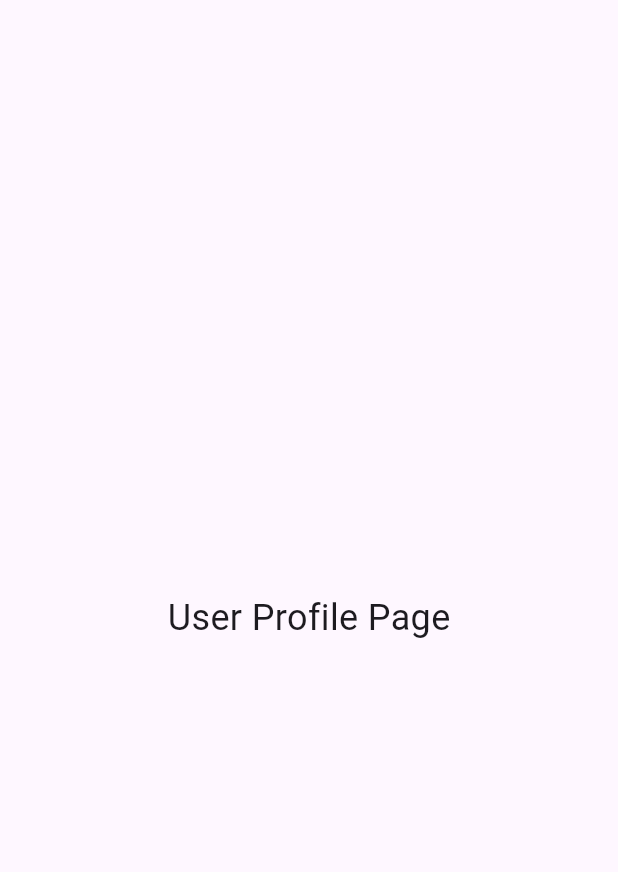
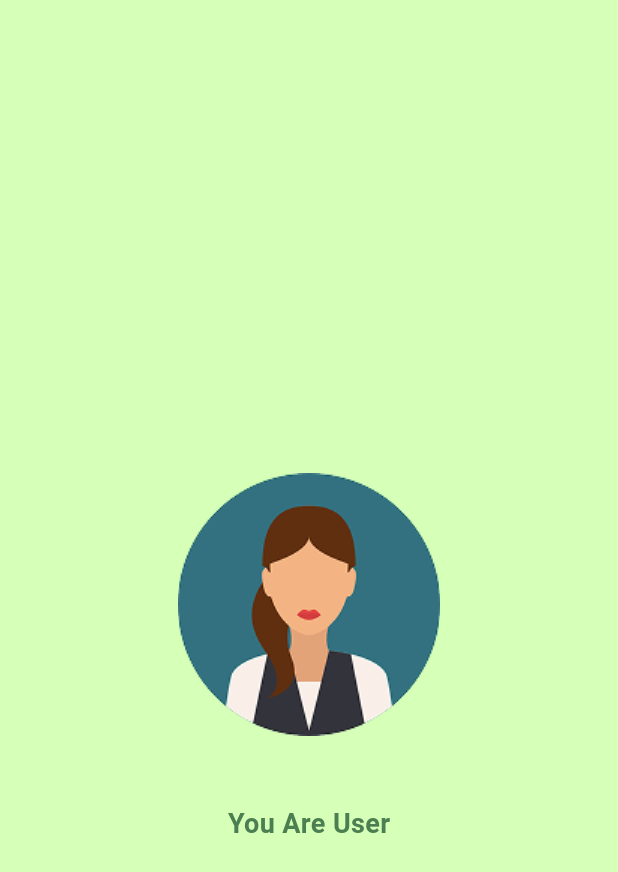
Before and after one commit to ignafransdstn/vreetory_app, a Flutter app: the UserProfilePage screen opened directly, on a phone screen of 412 x 824 dp. Shown: the top 872 px of the screen. Run offline on Flutter 3.47's test engine with Material 3 defaults, Android fonts, the phone set to English and light mode, and no system bars; our stand-ins replace cloud_firestore, firebase_auth, firebase_core, flutter_riverpod; accounts and stored records are empty.

Commit message:
commit: Update User Profile Page

```diff
--- a/lib/features/authentication/presentation/pages/register_page.dart
+++ b/lib/features/authentication/presentation/pages/register_page.dart
@@ -29,7 +29,15 @@ class _RegisterPageState extends State<RegisterPage> {
           icon: const Icon(Icons.arrow_back),
           onPressed: () => Navigator.pop(context),
         ),
-        title: const Text('REGISTER', style: TextStyle(fontWeight: FontWeight.bold)),
+        title: const Text(
+          'REGISTER',
+          style: TextStyle(fontWeight: FontWeight.bold),
+        ),
+        shape: const RoundedRectangleBorder(
+          borderRadius: BorderRadius.vertical(
+            bottom: Radius.circular(16),
+          ),
+        ),
         centerTitle: true,
         elevation: 0,
       ),
@@ -41,8 +49,14 @@ class _RegisterPageState extends State<RegisterPage> {
               // Logo dan judul
               Image.asset('assets/images/asset1.png', width: 120, height: 100),
               const SizedBox(height: 8),
-              const Text('Inventory App', style: TextStyle(color: Colors.grey)),
-              const Text('VreeTory', style: TextStyle(fontWeight: FontWeight.bold, fontSize: 22)),
+              const Text(
+                'Inventory App',
+                style: TextStyle(color: Colors.grey),
+              ),
+              const Text(
+                'VreeTory',
+                style: TextStyle(fontWeight: FontWeight.bold, fontSize: 22),
+              ),
               const SizedBox(height: 32),
               Container(
                 padding: const EdgeInsets.all(24),
@@ -100,7 +114,8 @@ class _RegisterPageState extends State<RegisterPage> {
                         style: ElevatedButton.styleFrom(
                           backgroundColor: const Color(0xFFFFD600),
                           foregroundColor: Colors.black,
-                          textStyle: const TextStyle(fontWeight: FontWeight.bold),
+                          textStyle:
+                              const TextStyle(fontWeight: FontWeight.bold),
                         ),
                         onPressed: () async {
                           // Logika register user baru dan approval admin
@@ -111,7 +126,9 @@ class _RegisterPageState extends State<RegisterPage> {
                           // Validasi input sederhana
                           if (email.isEmpty || password.isEmpty) {
                             ScaffoldMessenger.of(context).showSnackBar(
-                              const SnackBar(content: Text('Email and password cannot be empty')),
+                              const SnackBar(
+                                  content: Text(
+                                      'Email and password cannot be empty')),
                             );
                             return;
                           }
@@ -121,7 +138,8 @@ class _RegisterPageState extends State<RegisterPage> {
                             // (Sederhana: coba akses Firestore, jika error berarti tidak ada koneksi)
                             final firestore = FirebaseFirestore.instance;
                             final userRemote = UserRemoteDataSource(firestore);
-                            final isRegistered = await userRemote.isEmailRegistered(email);
+                            final isRegistered =
+                                await userRemote.isEmailRegistered(email);
 
                             if (isRegistered) {
                               // Email sudah terdaftar
@@ -129,7 +147,8 @@ class _RegisterPageState extends State<RegisterPage> {
                                 context: context,
                                 builder: (context) => AlertDialog(
                                   title: const Text('Failed to Register'),
-                                  content: const Text('Email is already registered. Please use a different email.'),
+                                  content: const Text(
+                                      'Email is already registered. Please use a different email.'),
                                   actions: [
                                     TextButton(
                                       onPressed: () => Navigator.pop(context),
@@ -144,7 +163,8 @@ class _RegisterPageState extends State<RegisterPage> {
                             if (role == 'User') {
                               // Proses register user biasa
                               try {
-                                final credential = await FirebaseAuth.instance.createUserWithEmailAndPassword(
+                                final credential = await FirebaseAuth.instance
+                                    .createUserWithEmailAndPassword(
                                   email: email,
                                   password: password,
                                 );
@@ -165,7 +185,8 @@ class _RegisterPageState extends State<RegisterPage> {
                                   if (!mounted) return;
                                   Navigator.pushReplacement(
                                     context,
-                                    MaterialPageRoute(builder: (_) => const UserHomePage()),
+                                    MaterialPageRoute(
+                                        builder: (_) => const UserHomePage()),
                                   );
                                 }
                               } on FirebaseAuthException catch (e) {
@@ -173,7 +194,8 @@ class _RegisterPageState extends State<RegisterPage> {
                                   context: context,
                                   builder: (context) => AlertDialog(
                                     title: const Text('Registration Failed'),
-                                    content: Text(e.message ?? 'An error occurred during registration.'),
+                                    content: Text(e.message ??
+                                        'An error occurred during registration.'),
                                     actions: [
                                       TextButton(
                                         onPressed: () => Navigator.pop(context),
@@ -186,7 +208,8 @@ class _RegisterPageState extends State<RegisterPage> {
                             } else if (role == 'Admin') {
                               // Proses register admin: simpan request approval
                               try {
-                                final credential = await FirebaseAuth.instance.createUserWithEmailAndPassword(
+                                final credential = await FirebaseAuth.instance
+                                    .createUserWithEmailAndPassword(
                                   email: email,
                                   password: password,
                                 );
@@ -194,7 +217,8 @@ class _RegisterPageState extends State<RegisterPage> {
                                 if (user != null) {
                                   // Simpan request approval ke koleksi usersRequest
                                   final firestore = FirebaseFirestore.instance;
-                                  final userRequestRemote = UserRequestRemoteDataSource(firestore);
+                                  final userRequestRemote =
+                                      UserRequestRemoteDataSource(firestore);
                                   await userRequestRemote.createUserRequest(
                                     UserRequestModel(
                                       uid: user.uid,
@@ -221,12 +245,14 @@ class _RegisterPageState extends State<RegisterPage> {
                                     context: context,
                                     builder: (context) => AlertDialog(
                                       title: const Text('Wait for Approval'),
-                                      content: const Text('Your admin request has been submitted. Please wait for approval.'),
+                                      content: const Text(
+                                          'Your admin request has been submitted. Please wait for approval.'),
                                       actions: [
                                         TextButton(
                                           onPressed: () {
                                             Navigator.pop(context);
-                                            Navigator.pop(context); // Kembali ke halaman login
+                                            Navigator.pop(
+                                                context); // Kembali ke halaman login
                                           },
                                           child: const Text('OK'),
                                         ),
@@ -239,7 +265,8 @@ class _RegisterPageState extends State<RegisterPage> {
                                   context: context,
                                   builder: (context) => AlertDialog(
                                     title: const Text('Pendaftaran Gagal'),
-                                    content: Text(e.message ?? 'Terjadi kesalahan saat mendaftar.'),
+                                    content: Text(e.message ??
+                                        'Terjadi kesalahan saat mendaftar.'),
                                     actions: [
                                       TextButton(
                                         onPressed: () => Navigator.pop(context),
@@ -256,7 +283,8 @@ class _RegisterPageState extends State<RegisterPage> {
                               context: context,
                               builder: (context) => AlertDialog(
                                 title: const Text('Connection Error'),
-                                content: const Text('Please check your internet connection and try again.'),
+                                content: const Text(
+                                    'Please check your internet connection and try again.'),
                                 actions: [
                                   TextButton(
                                     onPressed: () => Navigator.pop(context),
--- a/lib/features/authentication/presentation/pages/user_profile_page.dart
+++ b/lib/features/authentication/presentation/pages/user_profile_page.dart
@@ -5,11 +5,40 @@ class UserProfilePage extends StatelessWidget {
 
   @override
   Widget build(BuildContext context) {
-    return const Scaffold(
-      body: Center(
-        child: Text(
-          'User Profile Page',
-          style: TextStyle(fontSize: 24),
+    return Scaffold(
+      backgroundColor: const Color(0xFFD6FFB7),
+      body: SafeArea(
+        child: Center(
+          child: Column(
+            mainAxisSize: MainAxisSize.min,
+            children: [
+              const SizedBox(
+                height: 16,
+              ),
+              // Illustration
+              Padding(
+                padding: const EdgeInsets.symmetric(vertical: 8),
+                child: Column(
+                  children: [
+                    Image.asset(
+                      'assets/images/asset3.png',
+                      width: 250,
+                      height: 250,
+                    ),
+                    const SizedBox(height: 8),
+                    const Text(
+                      'You Are User',
+                      style: TextStyle(
+                        fontWeight: FontWeight.bold,
+                        fontSize: 18,
+                        color: Color(0xFF4B7F52),
+                      ),
+                    ),
+                  ],
+                ),
+              ),
+            ],
+          ),
         ),
       ),
     );
--- a/pubspec.yaml
+++ b/pubspec.yaml
@@ -68,6 +68,7 @@ flutter:
   assets:
     - assets/images/asset1.png
     - assets/images/asset2.png
+    - assets/images/asset3.png
   #   - images/a_dot_ham.jpeg
 
   # An image asset can refer to one or more resolution-specific "variants", see
```
Also changed, not shown: lib/features/authentication/presentation/pages/admin_profile_page.dart (+13 -6 lines), assets/images/asset3.png (added).
